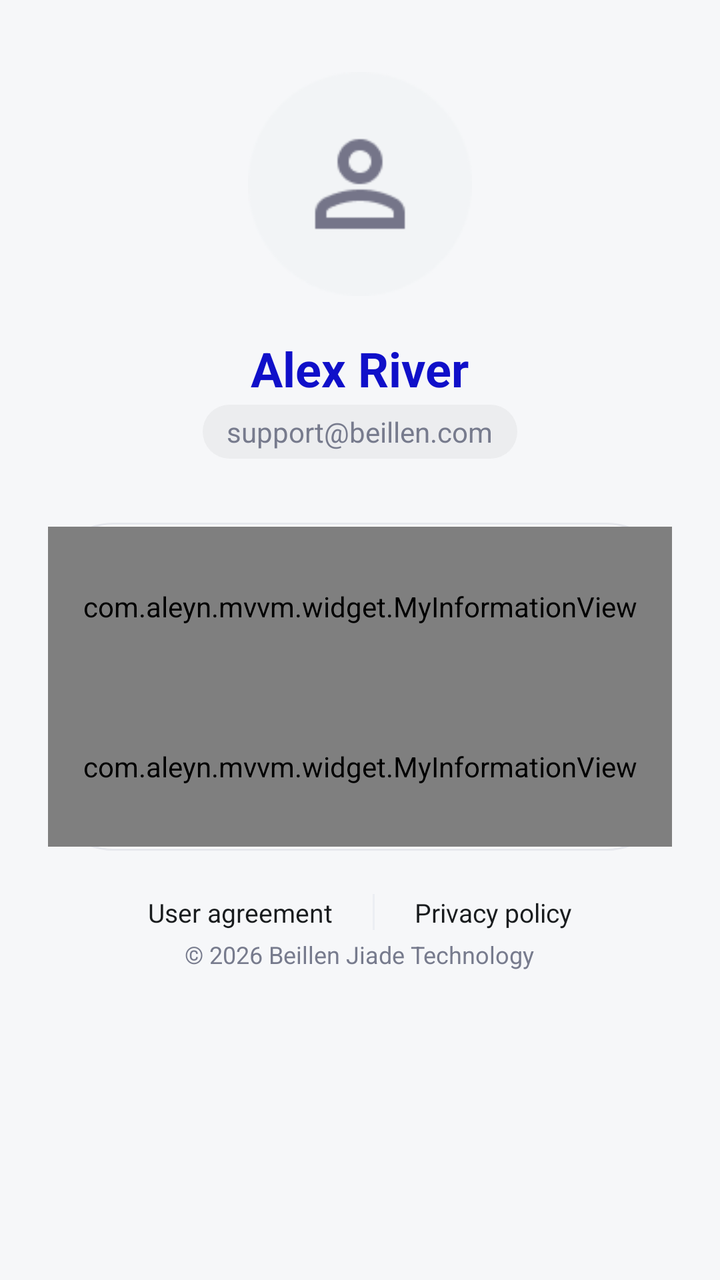
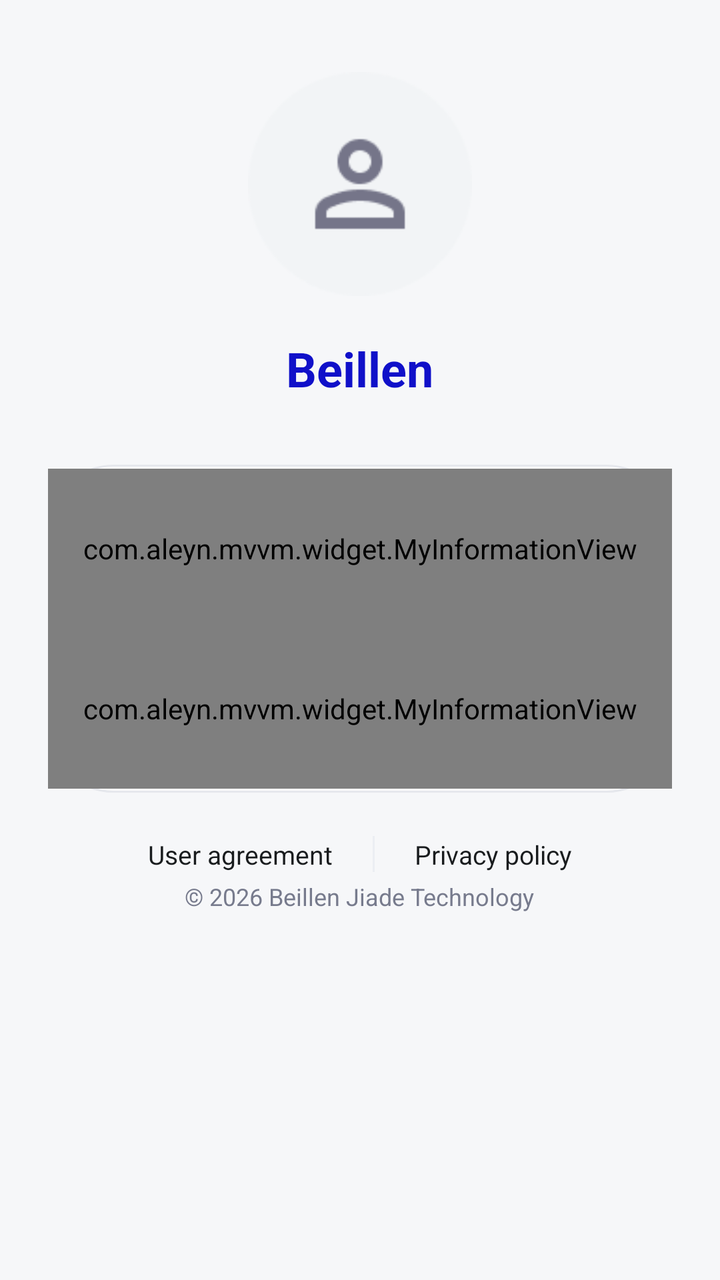

An Android layout rendered at two revisions. The XML below is the earlier revision; the diff shows what the commit changed to produce the second picture.
<!-- AndroidManifest.xml: application theme AppTheme -->
<!-- res/layout/me_fragment.xml -->
<?xml version="1.0" encoding="utf-8"?>
<ScrollView xmlns:android="http://schemas.android.com/apk/res/android"
    xmlns:app="http://schemas.android.com/apk/res-auto"
    xmlns:tools="http://schemas.android.com/tools"
    android:layout_width="match_parent"
    android:layout_height="match_parent"
    android:background="@color/color_f6f7f9"
    android:clipToPadding="false"
    android:fillViewport="true"
    android:overScrollMode="never">

    <LinearLayout
        android:layout_width="match_parent"
        android:layout_height="wrap_content"
        android:gravity="center_horizontal"
        android:orientation="vertical"
        android:paddingStart="24dp"
        android:paddingTop="36dp"
        android:paddingEnd="24dp"
        android:paddingBottom="20dp">

        <ImageView
            android:id="@+id/image_profile"
            android:layout_width="112dp"
            android:layout_height="112dp"
            android:contentDescription="@string/me_profile_picture"
            android:scaleType="centerCrop"
            android:src="@mipmap/ic_user_profile" />

        <TextView
            android:id="@+id/text_user_name"
            android:layout_width="wrap_content"
            android:layout_height="wrap_content"
            android:layout_marginTop="20dp"
            android:text="@string/me_user_name"
            android:textColor="@color/color_1010c9"
            android:textSize="24sp"
            android:textStyle="bold" />

        <TextView
            android:id="@+id/text_user_email"
            android:layout_width="wrap_content"
            android:layout_height="wrap_content"
            android:layout_marginTop="2dp"
            android:background="@drawable/bg_me_email"
            android:text="@string/me_user_email"
            android:textColor="@color/color_777b8d"
            android:textSize="14sp" />

        <LinearLayout
            android:id="@+id/layout_information_card"
            android:layout_width="match_parent"
            android:layout_height="wrap_content"
            android:layout_marginTop="32dp"
            android:background="@drawable/bg_me_card"
            android:orientation="vertical"
            android:paddingTop="2dp"
            android:paddingBottom="2dp">

            <com.aleyn.mvvm.widget.MyInformationView
                android:id="@+id/item_language"
                android:layout_width="match_parent"
                android:layout_height="80dp"
                app:is_show_line="true"
                app:left_icon="@mipmap/ic_globe"
                app:left_text="@string/me_switch_language"
                app:left_text_color="@color/color_191c1e"
                app:right_arrow_icon="@mipmap/ic_chevron_right"
                app:right_text="@string/me_language_simplified_chinese"
                app:right_text_color="@color/color_191c1e" />

            <com.aleyn.mvvm.widget.MyInformationView
                android:id="@+id/item_about"
                android:layout_width="match_parent"
                android:layout_height="80dp"
                app:left_icon="@mipmap/ic_information"
                app:left_text="@string/me_about_app"
                app:left_text_color="@color/color_191c1e"
                app:right_arrow_icon="@mipmap/ic_chevron_right"
                app:right_text="@string/me_app_version"
                app:right_text_color="@color/color_191c1e" />

        </LinearLayout>

        <LinearLayout
            android:layout_width="wrap_content"
            android:layout_height="wrap_content"
            android:layout_marginTop="18dp"
            android:gravity="center"
            android:orientation="horizontal">

            <TextView
                android:id="@+id/text_user_agreement"
                android:layout_width="wrap_content"
                android:layout_height="wrap_content"
                android:padding="4dp"
                android:text="@string/me_user_agreement"
                android:textColor="@color/color_191c1e"
                android:textSize="13sp" />

            <View
                android:layout_width="1dp"
                android:layout_height="18dp"
                android:layout_marginStart="16dp"
                android:layout_marginEnd="16dp"
                android:background="@color/color_eceef3" />

            <TextView
                android:id="@+id/text_privacy_policy"
                android:layout_width="wrap_content"
                android:layout_height="wrap_content"
                android:padding="4dp"
                android:text="@string/me_privacy_policy"
                android:textColor="@color/color_191c1e"
                android:textSize="13sp" />
        </LinearLayout>

        <TextView
            android:layout_width="wrap_content"
            android:layout_height="wrap_content"
            android:id="@+id/text_copyright"
            android:text="@string/me_copyright"
            android:textColor="@color/color_777b8d"
            android:textSize="12sp"
            tools:ignore="SmallSp" />
    </LinearLayout>
</ScrollView>
<!-- resources referenced by this layout -->
<resources>
  <color name="color_1010c9">#1010C9</color>
  <color name="color_191c1e">#191C1E</color>
  <color name="color_777b8d">#777B8D</color>
  <color name="color_eceef3">#ECEEF3</color>
  <color name="color_f6f7f9">#F6F7F9</color>
  <!-- drawable bg_me_card (drawable) -->
  <?xml version="1.0" encoding="utf-8"?>
  <shape xmlns:android="http://schemas.android.com/apk/res/android"
          android:shape="rectangle">
      <solid android:color="@color/color_ffffff" />
      <stroke
              android:width="1dp"
              android:color="@color/color_e6e8ed" />
      <corners android:radius="32dp" />
  </shape>
  <!-- drawable bg_me_email (drawable) -->
  <?xml version="1.0" encoding="utf-8"?>
  <shape xmlns:android="http://schemas.android.com/apk/res/android"
          android:shape="rectangle">
      <solid android:color="@color/color_ecedef" />
      <corners android:radius="16dp" />
      <padding
              android:bottom="4dp"
              android:left="12dp"
              android:right="12dp"
              android:top="4dp" />
  </shape>
  <!-- mipmap ic_chevron_right: png bitmap (mipmap-xxhdpi, 365 bytes) -->
  <!-- mipmap ic_globe: png bitmap (mipmap-xxhdpi, 2091 bytes) -->
  <!-- mipmap ic_information: png bitmap (mipmap-xxhdpi, 1963 bytes) -->
  <!-- mipmap ic_user_profile: png bitmap (mipmap-xxhdpi, 3055 bytes) -->
  <string name="me_about_app">About APP</string>
  <string name="me_app_version">V.2.4.0</string>
  <string name="me_copyright">© 2026 Beillen Jiade Technology</string>
  <string name="me_language_simplified_chinese">Simplified Chinese</string>
  <string name="me_privacy_policy">Privacy policy</string>
  <string name="me_profile_picture">Profile picture</string>
  <string name="me_switch_language">Switch language</string>
  <string name="me_user_agreement">User agreement</string>
  <string name="me_user_email">support@beillen.com</string>
  <string name="me_user_name">Alex River</string>
  <style name="AppTheme" parent="Theme.AppCompat.Light.NoActionBar">
          
          <item name="colorPrimary">@color/color_008577</item>
          <item name="colorPrimaryDark">@color/color_00574b</item>
          <item name="colorAccent">@color/color_d81b60</item>
          <item name="android:windowBackground">@color/color_f7f9fb</item>
          <item name="android:windowAnimationStyle">@style/AppWindowAnimation</item>
      </style>
  <color name="color_ffffff">#FFFFFF</color>
  <color name="color_e6e8ed">#E6E8ED</color>
  <color name="color_ecedef">#ECEDEF</color>
  <color name="color_008577">#008577</color>
  <color name="color_00574b">#00574B</color>
  <color name="color_d81b60">#D81B60</color>
  <color name="color_f7f9fb">#F7F9FB</color>
  <style name="AppWindowAnimation" parent="@android:style/Animation.Activity">
          <item name="android:activityOpenEnterAnimation">@anim/anim_noop</item>
          <item name="android:activityOpenExitAnimation">@anim/anim_noop</item>
          <item name="android:activityCloseEnterAnimation">@anim/anim_noop</item>
          <item name="android:activityCloseExitAnimation">@anim/anim_noop</item>
      </style>
</resources>

<!-- the commit's change to res/layout/me_fragment.xml (unified diff, before → after) -->
@@ -1,127 +1,130 @@
 <?xml version="1.0" encoding="utf-8"?>
 <ScrollView xmlns:android="http://schemas.android.com/apk/res/android"
-    xmlns:app="http://schemas.android.com/apk/res-auto"
-    xmlns:tools="http://schemas.android.com/tools"
-    android:layout_width="match_parent"
-    android:layout_height="match_parent"
-    android:background="@color/color_f6f7f9"
-    android:clipToPadding="false"
-    android:fillViewport="true"
-    android:overScrollMode="never">
+        xmlns:app="http://schemas.android.com/apk/res-auto"
+        xmlns:tools="http://schemas.android.com/tools"
+        android:layout_width="match_parent"
+        android:layout_height="match_parent"
+        android:background="@color/color_f6f7f9"
+        android:clipToPadding="false"
+        android:fillViewport="true"
+        android:overScrollMode="never">
 
     <LinearLayout
-        android:layout_width="match_parent"
-        android:layout_height="wrap_content"
-        android:gravity="center_horizontal"
-        android:orientation="vertical"
-        android:paddingStart="24dp"
-        android:paddingTop="36dp"
-        android:paddingEnd="24dp"
-        android:paddingBottom="20dp">
+            android:layout_width="match_parent"
+            android:layout_height="wrap_content"
+            android:gravity="center_horizontal"
+            android:orientation="vertical"
+            android:paddingStart="24dp"
+            android:paddingTop="36dp"
+            android:paddingEnd="24dp"
+            android:paddingBottom="20dp">
 
         <ImageView
-            android:id="@+id/image_profile"
-            android:layout_width="112dp"
-            android:layout_height="112dp"
-            android:contentDescription="@string/me_profile_picture"
-            android:scaleType="centerCrop"
-            android:src="@mipmap/ic_user_profile" />
+                android:id="@+id/image_profile"
+                android:layout_width="112dp"
+                android:layout_height="112dp"
+                android:clipToOutline="true"
+                android:contentDescription="@string/me_profile_picture"
+                android:outlineProvider="background"
+                android:scaleType="centerCrop"
+                android:src="@mipmap/ic_user_profile" />
 
         <TextView
-            android:id="@+id/text_user_name"
-            android:layout_width="wrap_content"
-            android:layout_height="wrap_content"
-            android:layout_marginTop="20dp"
-            android:text="@string/me_user_name"
-            android:textColor="@color/color_1010c9"
-            android:textSize="24sp"
-            android:textStyle="bold" />
+                android:id="@+id/text_user_name"
+                android:layout_width="wrap_content"
+                android:layout_height="wrap_content"
+                android:layout_marginTop="20dp"
+                android:text="@string/me_user_name"
+                android:textColor="@color/color_1010c9"
+                android:textSize="24sp"
+                android:textStyle="bold" />
 
         <TextView
-            android:id="@+id/text_user_email"
-            android:layout_width="wrap_content"
-            android:layout_height="wrap_content"
-            android:layout_marginTop="2dp"
-            android:background="@drawable/bg_me_email"
-            android:text="@string/me_user_email"
-            android:textColor="@color/color_777b8d"
-            android:textSize="14sp" />
+                android:id="@+id/text_user_email"
+                android:layout_width="wrap_content"
+                android:layout_height="wrap_content"
+                android:layout_marginTop="2dp"
+                android:background="@drawable/bg_me_email"
+                android:text="@string/me_user_email"
+                android:textColor="@color/color_777b8d"
+                android:textSize="14sp"
+                android:visibility="gone" />
 
         <LinearLayout
-            android:id="@+id/layout_information_card"
-            android:layout_width="match_parent"
-            android:layout_height="wrap_content"
-            android:layout_marginTop="32dp"
-            android:background="@drawable/bg_me_card"
-            android:orientation="vertical"
-            android:paddingTop="2dp"
-            android:paddingBottom="2dp">
+                android:id="@+id/layout_information_card"
+                android:layout_width="match_parent"
+                android:layout_height="wrap_content"
+                android:layout_marginTop="32dp"
+                android:background="@drawable/bg_me_card"
+                android:orientation="vertical"
+                android:paddingTop="2dp"
+                android:paddingBottom="2dp">
 
             <com.aleyn.mvvm.widget.MyInformationView
-                android:id="@+id/item_language"
-                android:layout_width="match_parent"
-                android:layout_height="80dp"
-                app:is_show_line="true"
-                app:left_icon="@mipmap/ic_globe"
-                app:left_text="@string/me_switch_language"
-                app:left_text_color="@color/color_191c1e"
-                app:right_arrow_icon="@mipmap/ic_chevron_right"
-                app:right_text="@string/me_language_simplified_chinese"
-                app:right_text_color="@color/color_191c1e" />
+                    android:id="@+id/item_language"
+                    android:layout_width="match_parent"
+                    android:layout_height="80dp"
+                    app:is_show_line="true"
+                    app:left_icon="@mipmap/ic_globe"
+                    app:left_text="@string/me_switch_language"
+                    app:left_text_color="@color/color_191c1e"
+                    app:right_arrow_icon="@mipmap/ic_chevron_right"
+                    app:right_text="@string/me_language_simplified_chinese"
+                    app:right_text_color="@color/color_191c1e" />
 
             <com.aleyn.mvvm.widget.MyInformationView
-                android:id="@+id/item_about"
-                android:layout_width="match_parent"
-                android:layout_height="80dp"
-                app:left_icon="@mipmap/ic_information"
-                app:left_text="@string/me_about_app"
-                app:left_text_color="@color/color_191c1e"
-                app:right_arrow_icon="@mipmap/ic_chevron_right"
-                app:right_text="@string/me_app_version"
-                app:right_text_color="@color/color_191c1e" />
+                    android:id="@+id/item_about"
+                    android:layout_width="match_parent"
+                    android:layout_height="80dp"
+                    app:left_icon="@mipmap/ic_information"
+                    app:left_text="@string/me_about_app"
+                    app:left_text_color="@color/color_191c1e"
+                    app:right_arrow_icon="@mipmap/ic_chevron_right"
+                    app:right_text="@string/me_app_version"
+                    app:right_text_color="@color/color_191c1e" />
 
         </LinearLayout>
 
         <LinearLayout
-            android:layout_width="wrap_content"
-            android:layout_height="wrap_content"
-            android:layout_marginTop="18dp"
-            android:gravity="center"
-            android:orientation="horizontal">
+                android:layout_width="wrap_content"
+                android:layout_height="wrap_content"
+                android:layout_marginTop="18dp"
+                android:gravity="center"
+                android:orientation="horizontal">
 
             <TextView
-                android:id="@+id/text_user_agreement"
-                android:layout_width="wrap_content"
-                android:layout_height="wrap_content"
-                android:padding="4dp"
-                android:text="@string/me_user_agreement"
-                android:textColor="@color/color_191c1e"
-                android:textSize="13sp" />
+                    android:id="@+id/text_user_agreement"
+                    android:layout_width="wrap_content"
+                    android:layout_height="wrap_content"
+                    android:padding="4dp"
+                    android:text="@string/me_user_agreement"
+                    android:textColor="@color/color_191c1e"
+                    android:textSize="13sp" />
 
             <View
-                android:layout_width="1dp"
-                android:layout_height="18dp"
-                android:layout_marginStart="16dp"
-                android:layout_marginEnd="16dp"
-                android:background="@color/color_eceef3" />
+                    android:layout_width="1dp"
+                    android:layout_height="18dp"
+                    android:layout_marginStart="16dp"
+                    android:layout_marginEnd="16dp"
+                    android:background="@color/color_eceef3" />
 
             <TextView
-                android:id="@+id/text_privacy_policy"
-                android:layout_width="wrap_content"
-                android:layout_height="wrap_content"
-                android:padding="4dp"
-                android:text="@string/me_privacy_policy"
-                android:textColor="@color/color_191c1e"
-                android:textSize="13sp" />
+                    android:id="@+id/text_privacy_policy"
+                    android:layout_width="wrap_content"
+                    android:layout_height="wrap_content"
+                    android:padding="4dp"
+                    android:text="@string/me_privacy_policy"
+                    android:textColor="@color/color_191c1e"
+                    android:textSize="13sp" />
         </LinearLayout>
 
         <TextView
-            android:layout_width="wrap_content"
-            android:layout_height="wrap_content"
-            android:id="@+id/text_copyright"
-            android:text="@string/me_copyright"
-            android:textColor="@color/color_777b8d"
-            android:textSize="12sp"
-            tools:ignore="SmallSp" />
+                android:id="@+id/text_copyright"
+                android:layout_width="wrap_content"
+                android:layout_height="wrap_content"
+                android:text="@string/me_copyright"
+                android:textColor="@color/color_777b8d"
+                android:textSize="12sp"
+                tools:ignore="SmallSp" />
     </LinearLayout>
 </ScrollView>
<!-- resource entries referenced after the edit -->
@@ -40,7 +40,7 @@
   <string name="me_switch_language">Switch language</string>
   <string name="me_user_agreement">User agreement</string>
   <string name="me_user_email">support@beillen.com</string>
-  <string name="me_user_name">Alex River</string>
+  <string name="me_user_name">Beillen</string>
   <style name="AppTheme" parent="Theme.AppCompat.Light.NoActionBar">
           
           <item name="colorPrimary">@color/color_008577</item>
